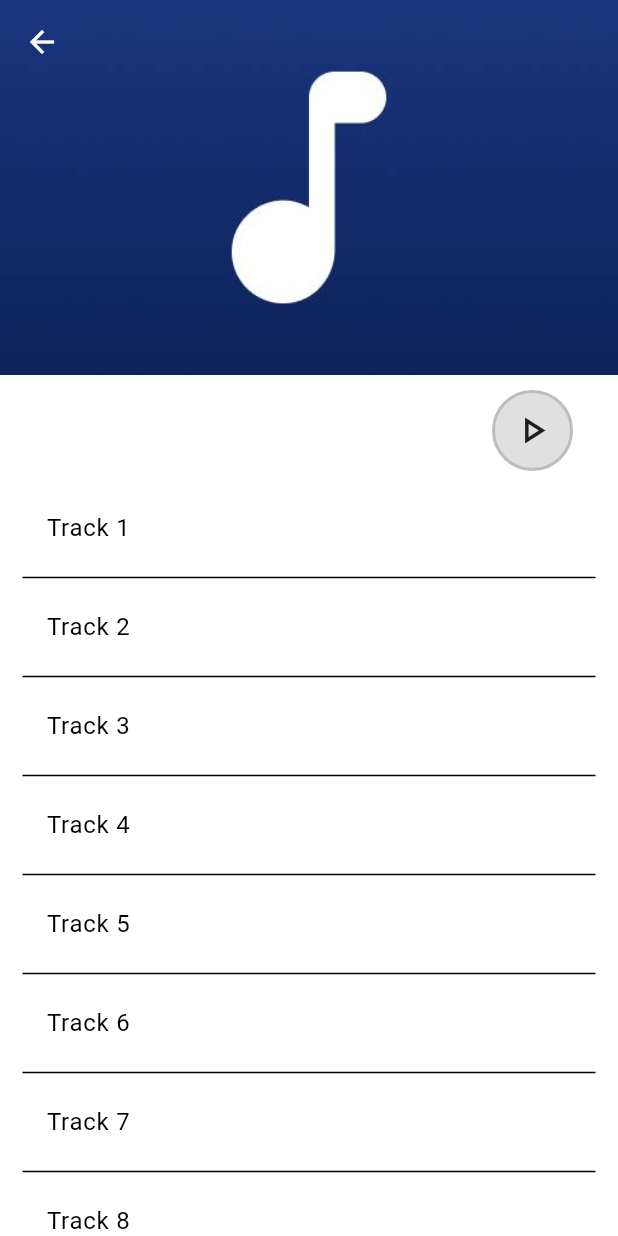
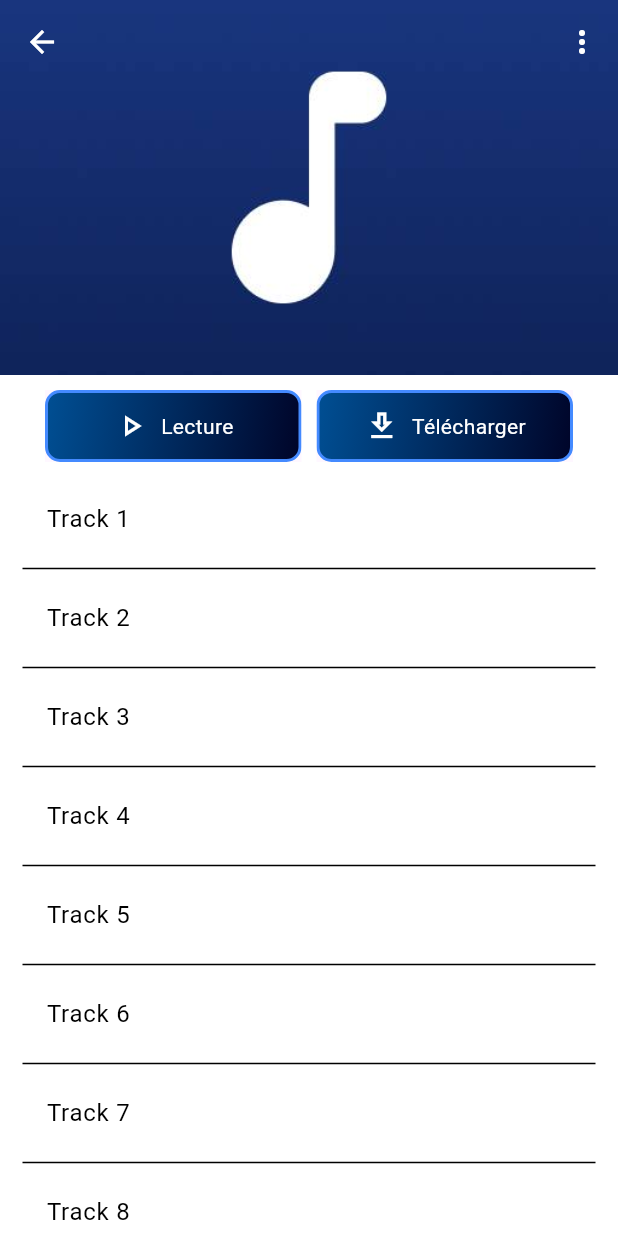
Before and after one commit to assadi-dev/harmony-tube, a Flutter app: the PlaylistDetailScreen screen opened directly with empty values, on a phone screen of 412 x 824 dp. Run offline on Flutter 3.47's test engine with Material 3 defaults, Android fonts, the phone set to English and light mode, and no system bars; our stand-ins replace buttons_tabbar, flutter_bloc, get_it, go_router, sliding_up_panel; missing offline and left inert: flutter_sticky_widgets, wolt_modal_sheet.

Commit message:
styles des boutons

```diff
--- a/lib/screens/PlaylistDetailScreen.dart
+++ b/lib/screens/PlaylistDetailScreen.dart
@@ -54,7 +54,7 @@ class _PlaylistDetailScreenState extends State<PlaylistDetailScreen> {
         keyboardDismissBehavior: ScrollViewKeyboardDismissBehavior.onDrag,
         slivers: [SliverLayoutBuilder(
           builder: (context, constraints) {
-           return silverWidget.silverHeader(context: context,constraints: constraints, title: appBarTitle,imageSrc: no_cover_image);
+           return silverWidget.silverHeader(context: context,constraints: constraints, playlistId: widget.id, title: appBarTitle,imageSrc: no_cover_image);
           }
         ),
           SliverPadding(
--- /dev/null
+++ b/lib/screens/playlist_details/playlist_detail_more_button.dart
@@ -0,0 +1,22 @@
+import 'package:flutter/material.dart';
+
+class PlaylistDetailMoreButton extends StatelessWidget {
+  final String playlistId;
+  final String title;
+   PlaylistDetailMoreButton({super.key,required this.playlistId,required this.title});
+  final playlistDetailMoreHandler = PlaylistDetailMoreHandler();
+
+  @override
+  Widget build(BuildContext context) {
+    return IconButton(onPressed: playlistDetailMoreHandler.onPressMoreButton, icon: const Icon(Icons.more_vert));
+  }
+}
+
+class PlaylistDetailMoreHandler {
+
+  void onPressMoreButton(){
+    print('More button pressed');
+
+  }
+
+}
--- a/lib/screens/playlist_details/playlist_detail_silver_widgets.dart
+++ b/lib/screens/playlist_details/playlist_detail_silver_widgets.dart
@@ -1,6 +1,7 @@
 import 'package:flutter/material.dart';
 import 'package:flutter/rendering.dart';
 import 'package:flutter/services.dart';
+import 'package:harmony_tube/screens/playlist_details/playlist_detail_more_button.dart';
 
 const double silverHeightExpanded = 250;
 
@@ -10,7 +11,7 @@ class playlist_detail_silver_widgets {
   playlist_detail_silver_widgets({required this.context});
 
   SliverAppBar silverHeader(
-      {required BuildContext context, required SliverConstraints constraints, required String title, required String imageSrc}) {
+      {required BuildContext context, required SliverConstraints constraints, required String playlistId, required String title, required String imageSrc}) {
 
     final topInset = MediaQuery.of(context).padding.top;
     final collapseOffset = (silverHeightExpanded - kToolbarHeight - topInset)
@@ -31,8 +32,6 @@ class playlist_detail_silver_widgets {
     return SliverAppBar(
       foregroundColor: dynColor,
       systemOverlayStyle: overlay,
-
-
       titleTextStyle: const TextStyle(
         color: Colors.white,
         fontSize: 14,
@@ -44,16 +43,16 @@ class playlist_detail_silver_widgets {
       expandedHeight: silverHeightExpanded,
       flexibleSpace: FlexibleSpaceBar(
         background: Image.asset(imageSrc, fit: BoxFit.cover),
-
-
       ),
+      actions: [
+        PlaylistDetailMoreButton(playlistId: playlistId, title: title),
+      ],
     );
   }
 
   SliverToBoxAdapter silverBody() {
     return SliverToBoxAdapter(
       child: Container(
-
         child: Column(children: [silverPlaylistAction(), silverTrackList()]),
       ),
     );
@@ -70,29 +69,27 @@ class playlist_detail_silver_widgets {
 
   silverPlaylistAction() {
     return Container(
+
       padding: const EdgeInsets.symmetric(vertical: 10, horizontal: 15),
       color: Colors.white,
       child: Row(
+        spacing: 10,
         children: [
-          Spacer(),
-          GestureDetector(
-            onTap: () {},
-            child: Container(
-              padding: const EdgeInsets.all(10),
-              decoration: BoxDecoration(
-                shape: BoxShape.circle,
-                color: Colors.grey.shade300,
-                border: Border.all(color: Colors.grey.shade400, width: 2),
-              ),
-              child: Icon(Icons.play_arrow_outlined, size: 30),
-            ),
-          ),
+          Expanded( child:  ActionButton(icon: Icons.play_arrow_outlined,
+              title: 'Lecture',
+              onPressed: () {})),
+          Expanded( child:    ActionButton(icon: Icons.download_outlined,
+              title: 'Télécharger',
+              onPressed: () {}),),
+
+
+
         ],
       ),
     );
   }
 
-  silverTrackList() {
+  Widget silverTrackList() {
     return Container(
       padding: const EdgeInsets.symmetric(vertical: 0, horizontal: 15),
       child: ListView.separated(
@@ -191,3 +188,49 @@ class DelegateHeader extends SliverPersistentHeaderDelegate {
     return true;
   }
 }
+
+class ActionButton extends StatelessWidget {
+
+  final IconData icon;
+  final String title;
+  final void Function()? onPressed;
+
+  ActionButton(
+      {super.key, required this.icon, required this.title, this.onPressed});
+
+  @override
+  Widget build(BuildContext context) {
+    return SizedBox(
+      width: double.infinity,
+      child: Material(
+        child: Ink(
+          decoration: BoxDecoration(
+            border: Border.all(color: Colors.blueAccent, width: 2),
+            gradient: LinearGradient(colors: [Theme
+                .of(context)
+                .colorScheme
+                .secondary, Theme
+                .of(context)
+                .colorScheme
+                .primary
+            ], end: Alignment.bottomRight),
+            borderRadius: BorderRadius.circular(10),),
+          child: InkWell(
+            onTap: onPressed,
+            child: Padding(
+              padding: const EdgeInsets.symmetric(horizontal: 10, vertical: 10),
+              child: Row(spacing: 8,
+                mainAxisAlignment: MainAxisAlignment.center,
+                crossAxisAlignment: CrossAxisAlignment.center,
+                children: [
+                  Icon(icon, color: Colors.white),
+                  Text(title, style: TextStyle(color: Colors.white),),
+                ],),
+            ),
+          ),
+        ),
+      ),
+    );
+  }
+
+}
```
